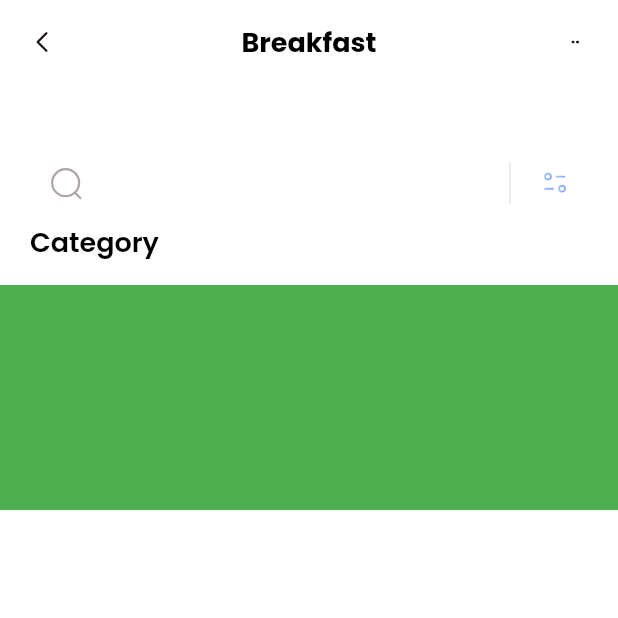
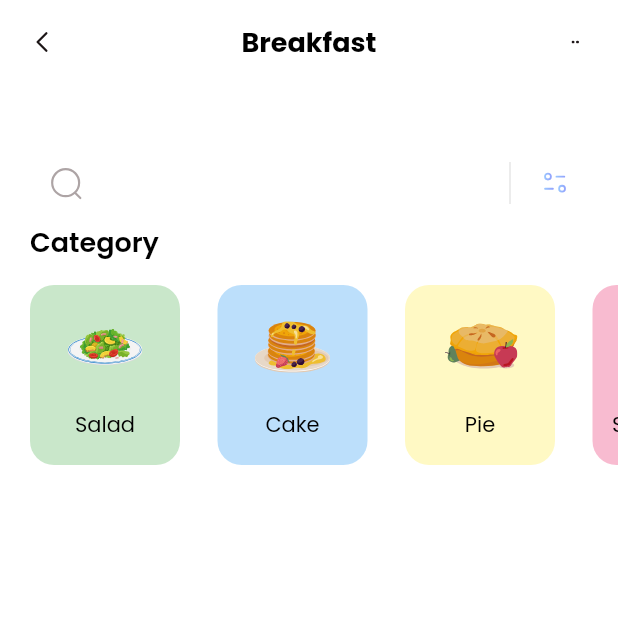
Before and after one commit to harshkoli201/AppUI, a Flutter app: the screen it shows after launch, on a phone screen of 412 x 824 dp, the top half of it. Run offline on Flutter 3.47's test engine with Material 2 defaults, Android fonts, the phone set to English and light mode, and no system bars; our stand-ins replace flutter_svg; missing offline and left inert: dart:ffi.

Commit message:
categories

```diff
--- a/lib/home.dart
+++ b/lib/home.dart
@@ -1,11 +1,31 @@
+import 'dart:ffi';
+
 import 'package:flutter/material.dart';
+import 'package:flutter_application_1/models/category_model.dart';
 import 'package:flutter_svg/flutter_svg.dart';
 
-class Hello1 extends StatelessWidget {
-  const Hello1({Key? key}) : super(key: key);
+class Hello1 extends StatefulWidget {
+  Hello1({Key? key}) : super(key: key);
+
+  @override
+  State<Hello1> createState() => _Hello1State();
+}
+
+class _Hello1State extends State<Hello1> {
+  List<CategoryModel> categories = [];
+
+  void _getcategories() {
+    categories = CategoryModel.getCategories();
+  }
+
+  @override
+  void initState() {
+    _getcategories();
+  }
 
   @override
   Widget build(BuildContext context) {
+    _getcategories();
     return Scaffold(
       backgroundColor: Colors.white,
       appBar: appBar(),
@@ -13,7 +33,14 @@ class Hello1 extends StatelessWidget {
         crossAxisAlignment: CrossAxisAlignment.start,
         children: [
           _SearchField(),
-          Column(
+          _Categories(),
+        ],
+      ),
+    );
+  }
+
+  Column _Categories() {
+    return Column(
       crossAxisAlignment: CrossAxisAlignment.start,
       children: [
         Padding(
@@ -21,20 +48,58 @@ class Hello1 extends StatelessWidget {
           child: Text(
             'Category',
             style: TextStyle(
-                      color: Colors.black,
-                      fontSize: 18,
-                      fontWeight: FontWeight.w600),
+                color: Colors.black, fontSize: 18, fontWeight: FontWeight.w600),
           ),
         ),
         SizedBox(height: 15),
         Container(
-                height: 150,
-                color: Colors.green,
+          height: 120,
+          child: ListView.separated(
+            itemCount: categories.length,
+            scrollDirection: Axis.horizontal,
+            padding: EdgeInsets.only(
+              left: 20,
+              right: 20,
+            ),
+            separatorBuilder: (context, index) => SizedBox(
+              width: 25,
+            ),
+            itemBuilder: (context, index) {
+              return Container(
+                width: 100,
+                decoration: BoxDecoration(
+                  color: categories[index].boxcolor.withOpacity(0.3),
+                  borderRadius: BorderRadius.circular(16),
+                ),
+                child: Column(
+                  mainAxisAlignment: MainAxisAlignment.spaceEvenly,
+                  children: [
+                    Container(
+                      width: 50,
+                      height: 50,
+                      decoration: BoxDecoration(
+                        color: Colors.transparent,
+                        shape: BoxShape.circle,
+                      ),
+                      child: SvgPicture.asset(
+                        categories[index].iconPath,
+                      ),
+                    ),
+                    Text(
+                      categories[index].name,
+                      style: TextStyle(
+                        color: Colors.black,
+                        fontWeight: FontWeight.w400,
+                        fontSize: 14,
+                      ),
+                    ),
+                  ],
+                ),
+              );
+            },
+          ),
         )
       ],
-          )
-        ],
-      ),
     );
   }
 
--- /dev/null
+++ b/lib/models/category_model.dart
@@ -0,0 +1,47 @@
+import 'package:flutter/material.dart';
+
+class CategoryModel {
+  String name;
+  String iconPath;
+  Color boxcolor;
+
+  CategoryModel({
+    required this.name,
+    required this.iconPath,
+    required this.boxcolor,
+  });
+
+  static List<CategoryModel> getCategories() {
+    List<CategoryModel> categories = [];
+    categories.add(
+      CategoryModel(
+        name: 'Salad',
+        iconPath: 'assest/icons/plate.svg',
+        boxcolor: Colors.green,
+      ),
+    );
+    categories.add(
+      CategoryModel(
+        name: 'Cake',
+        iconPath: 'assest/icons/honey-pancakes.svg',
+        boxcolor: Colors.blue,
+      ),
+    );
+    categories.add(
+      CategoryModel(
+        name: 'Pie',
+        iconPath: 'assest/icons/pie.svg',
+        boxcolor: Colors.yellow,
+      ),
+    );
+    categories.add(
+      CategoryModel(
+        name: 'Smoothies',
+        iconPath: 'assest/icons/orange-snacks.svg',
+        boxcolor: Colors.pink,
+      ),
+    );
+
+    return categories;
+  }
+}
```
Lines whose indentation alone changed are shown as unchanged.
